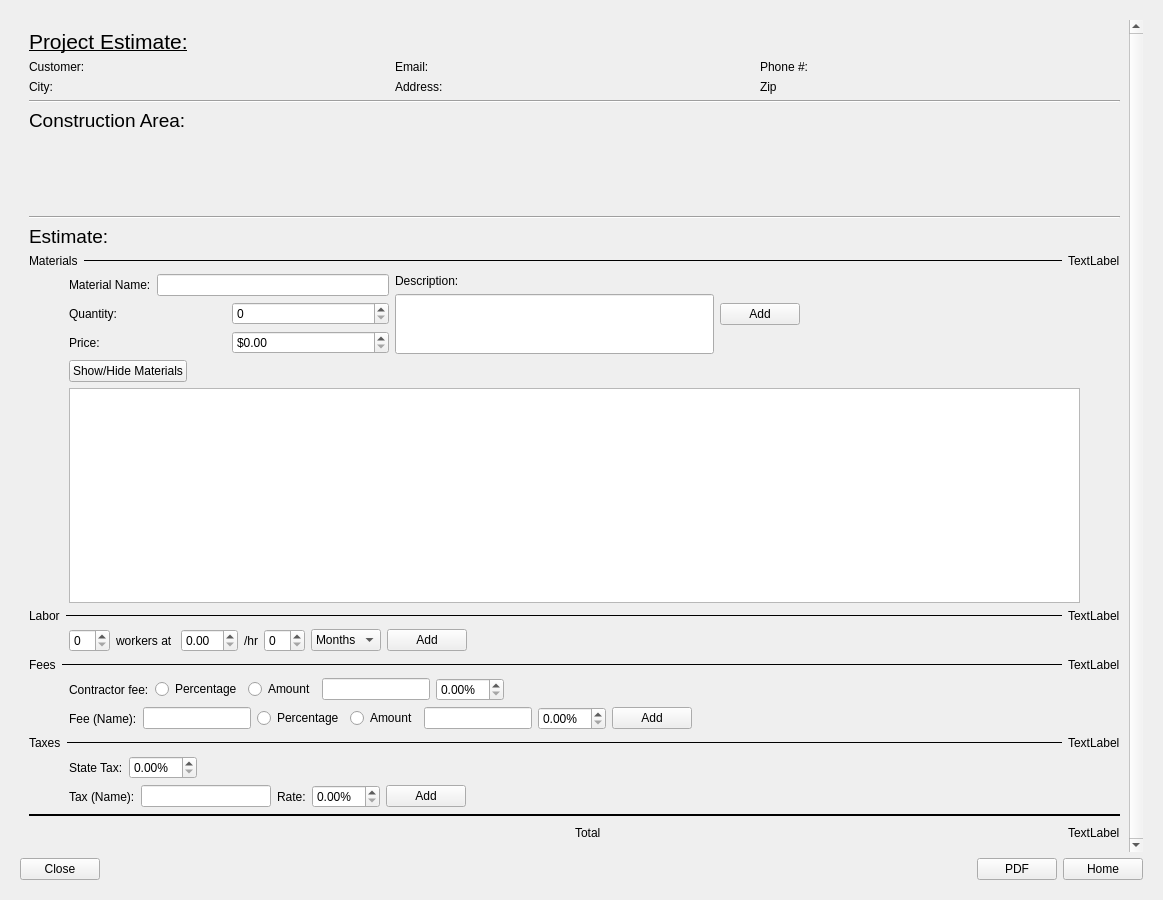
The window that app/ui/customerEstimate.ui (viana-vitor/Handie) describes before a commit, drawn with Qt 5.
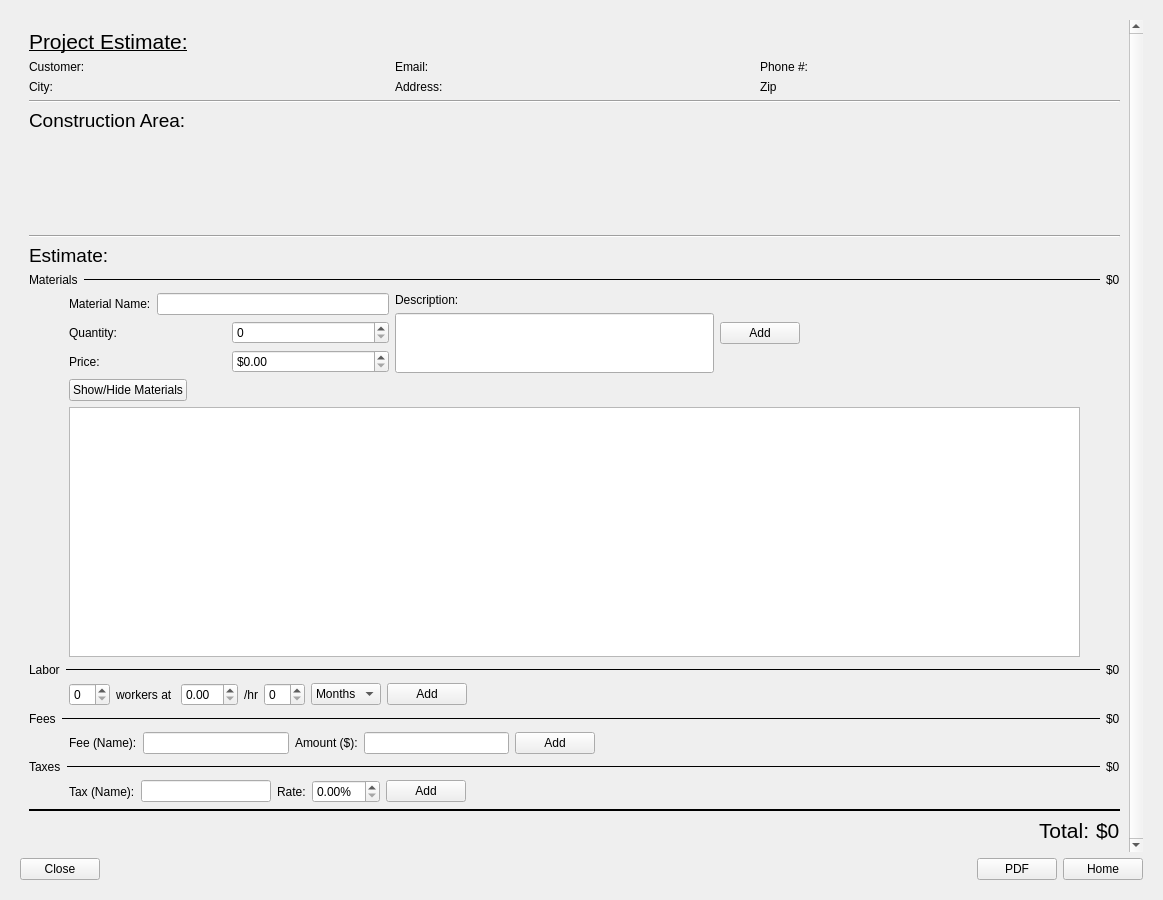
The same window after the commit.

Commit message: connected total values for each section

```diff
--- a/app/ui/customerEstimate.ui
+++ b/app/ui/customerEstimate.ui
@@ -36,9 +36,9 @@
           <property name="geometry">
            <rect>
             <x>0</x>
-            <y>-142</y>
+            <y>-106</y>
             <width>1100</width>
-            <height>952</height>
+            <height>916</height>
            </rect>
           </property>
           <layout class="QVBoxLayout" name="verticalLayout_12">
@@ -269,7 +269,7 @@
                   </size>
                  </property>
                  <property name="text">
-                  <string>TextLabel</string>
+                  <string>$0</string>
                  </property>
                 </widget>
                </item>
@@ -476,17 +476,11 @@
                 </spacer>
                </item>
                <item>
-                <widget class="QTableWidget" name="materialsTableWidget">
-                 <property name="sizePolicy">
-                  <sizepolicy hsizetype="Expanding" vsizetype="Expanding">
-                   <horstretch>0</horstretch>
-                   <verstretch>0</verstretch>
-                  </sizepolicy>
-                 </property>
+                <widget class="QTableView" name="materialsTableView">
                  <property name="minimumSize">
                   <size>
                    <width>0</width>
-                   <height>215</height>
+                   <height>250</height>
                   </size>
                  </property>
                 </widget>
@@ -544,7 +538,7 @@
                <item>
                 <widget class="QLabel" name="label_11">
                  <property name="text">
-                  <string>TextLabel</string>
+                  <string>$0</string>
                  </property>
                 </widget>
                </item>
@@ -673,7 +667,7 @@
                <item>
                 <widget class="QLabel" name="label_16">
                  <property name="text">
-                  <string>TextLabel</string>
+                  <string>$0</string>
                  </property>
                 </widget>
                </item>
@@ -699,73 +693,6 @@
                </item>
                <item>
                 <layout class="QVBoxLayout" name="verticalLayout_6">
-                 <item>
-                  <layout class="QHBoxLayout" name="horizontalLayout_9">
-                   <item>
-                    <widget class="QLabel" name="label_26">
-                     <property name="text">
-                      <string>Contractor fee:</string>
-                     </property>
-                    </widget>
-                   </item>
-                   <item>
-                    <widget class="QRadioButton" name="pctgFeeRadioButton">
-                     <property name="text">
-                      <string>Percentage</string>
-                     </property>
-                    </widget>
-                   </item>
-                   <item>
-                    <widget class="QRadioButton" name="amntFeeRadioButton">
-                     <property name="text">
-                      <string>Amount</string>
-                     </property>
-                    </widget>
-                   </item>
-                   <item>
-                    <widget class="QLineEdit" name="feeLineEdit">
-                     <property name="sizePolicy">
-                      <sizepolicy hsizetype="Fixed" vsizetype="Fixed">
-                       <horstretch>0</horstretch>
-                       <verstretch>0</verstretch>
-                      </sizepolicy>
-                     </property>
-                     <property name="inputMethodHints">
-                      <set>Qt::ImhNone</set>
-                     </property>
-                     <property name="inputMask">
-                      <string/>
-                     </property>
-                     <property name="text">
-                      <string/>
-                     </property>
-                     <property name="maxLength">
-                      <number>32767</number>
-                     </property>
-                    </widget>
-                   </item>
-                   <item>
-                    <widget class="QDoubleSpinBox" name="feeDoubleSpinBox">
-                     <property name="suffix">
-                      <string>%</string>
-                     </property>
-                    </widget>
-                   </item>
-                   <item>
-                    <spacer name="horizontalSpacer_13">
-                     <property name="orientation">
-                      <enum>Qt::Horizontal</enum>
-                     </property>
-                     <property name="sizeHint" stdset="0">
-                      <size>
-                       <width>40</width>
-                       <height>20</height>
-                      </size>
-                     </property>
-                    </spacer>
-                   </item>
-                  </layout>
-                 </item>
                  <item>
                   <layout class="QHBoxLayout" name="horizontalLayout_10">
                    <item>
@@ -779,29 +706,15 @@
                     <widget class="QLineEdit" name="newFeeNameLineEdit"/>
                    </item>
                    <item>
-                    <widget class="QRadioButton" name="pctgNewFeeRadioButton">
+                    <widget class="QLabel" name="label_26">
                      <property name="text">
-                      <string>Percentage</string>
-                     </property>
-                    </widget>
-                   </item>
-                   <item>
-                    <widget class="QRadioButton" name="amntNewFeeRadioButton">
-                     <property name="text">
-                      <string>Amount</string>
+                      <string>Amount ($):</string>
                      </property>
                     </widget>
                    </item>
                    <item>
                     <widget class="QLineEdit" name="newFeeLineEdit"/>
                    </item>
-                   <item>
-                    <widget class="QDoubleSpinBox" name="newFeeDoubleSpinBox">
-                     <property name="suffix">
-                      <string>%</string>
-                     </property>
-                    </widget>
-                   </item>
                    <item>
                     <widget class="QPushButton" name="addFeepushButton">
                      <property name="text">
@@ -883,7 +796,7 @@
                <item>
                 <widget class="QLabel" name="label_19">
                  <property name="text">
-                  <string>TextLabel</string>
+                  <string>$0</string>
                  </property>
                 </widget>
                </item>
@@ -909,46 +822,6 @@
                </item>
                <item>
                 <layout class="QVBoxLayout" name="verticalLayout_9">
-                 <item>
-                  <layout class="QHBoxLayout" name="horizontalLayout_15">
-                   <item>
-                    <widget class="QLabel" name="label_29">
-                     <property name="text">
-                      <string>State Tax:</string>
-                     </property>
-                    </widget>
-                   </item>
-                   <item>
-                    <widget class="QDoubleSpinBox" name="taxDoubleSpinBox">
-                     <property name="sizePolicy">
-                      <sizepolicy hsizetype="Fixed" vsizetype="Fixed">
-                       <horstretch>0</horstretch>
-                       <verstretch>0</verstretch>
-                      </sizepolicy>
-                     </property>
-                     <property name="suffix">
-                      <string>%</string>
-                     </property>
-                    </widget>
-                   </item>
-                   <item>
-                    <spacer name="horizontalSpacer_12">
-                     <property name="orientation">
-                      <enum>Qt::Horizontal</enum>
-                     </property>
-                     <property name="sizeType">
-                      <enum>QSizePolicy::Expanding</enum>
-                     </property>
-                     <property name="sizeHint" stdset="0">
-                      <size>
-                       <width>80</width>
-                       <height>20</height>
-                      </size>
-                     </property>
-                    </spacer>
-                   </item>
-                  </layout>
-                 </item>
                  <item>
                   <layout class="QHBoxLayout" name="horizontalLayout_16">
                    <item>
@@ -1057,28 +930,25 @@
               <layout class="QHBoxLayout" name="horizontalLayout_17">
                <item>
                 <widget class="QLabel" name="label_31">
+                 <property name="font">
+                  <font>
+                   <pointsize>16</pointsize>
+                  </font>
+                 </property>
                  <property name="text">
-                  <string>Total</string>
+                  <string>Total:</string>
                  </property>
                 </widget>
                </item>
-               <item>
-                <spacer name="horizontalSpacer_22">
-                 <property name="orientation">
-                  <enum>Qt::Horizontal</enum>
-                 </property>
-                 <property name="sizeHint" stdset="0">
-                  <size>
-                   <width>40</width>
-                   <height>20</height>
-                  </size>
-                 </property>
-                </spacer>
-               </item>
                <item>
                 <widget class="QLabel" name="label_20">
+                 <property name="font">
+                  <font>
+                   <pointsize>16</pointsize>
+                  </font>
+                 </property>
                  <property name="text">
-                  <string>TextLabel</string>
+                  <string>$0</string>
                  </property>
                 </widget>
                </item>
```
The commit also changes 6 other files.
